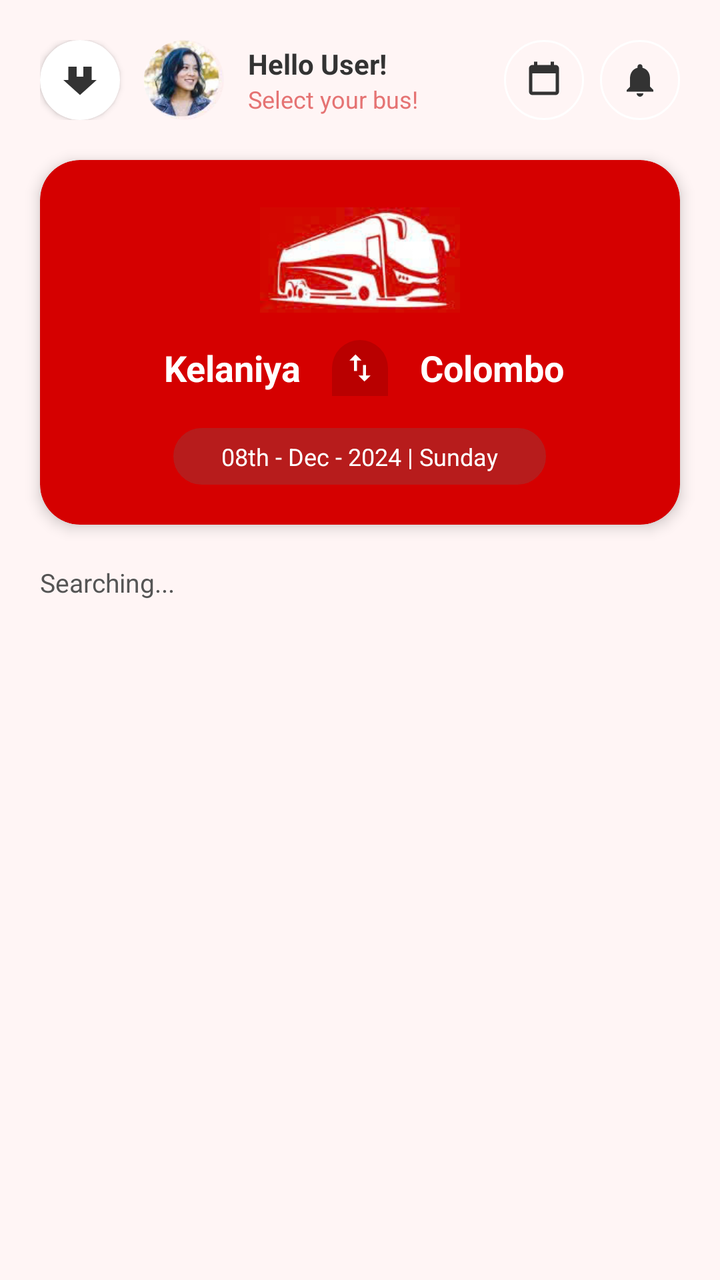
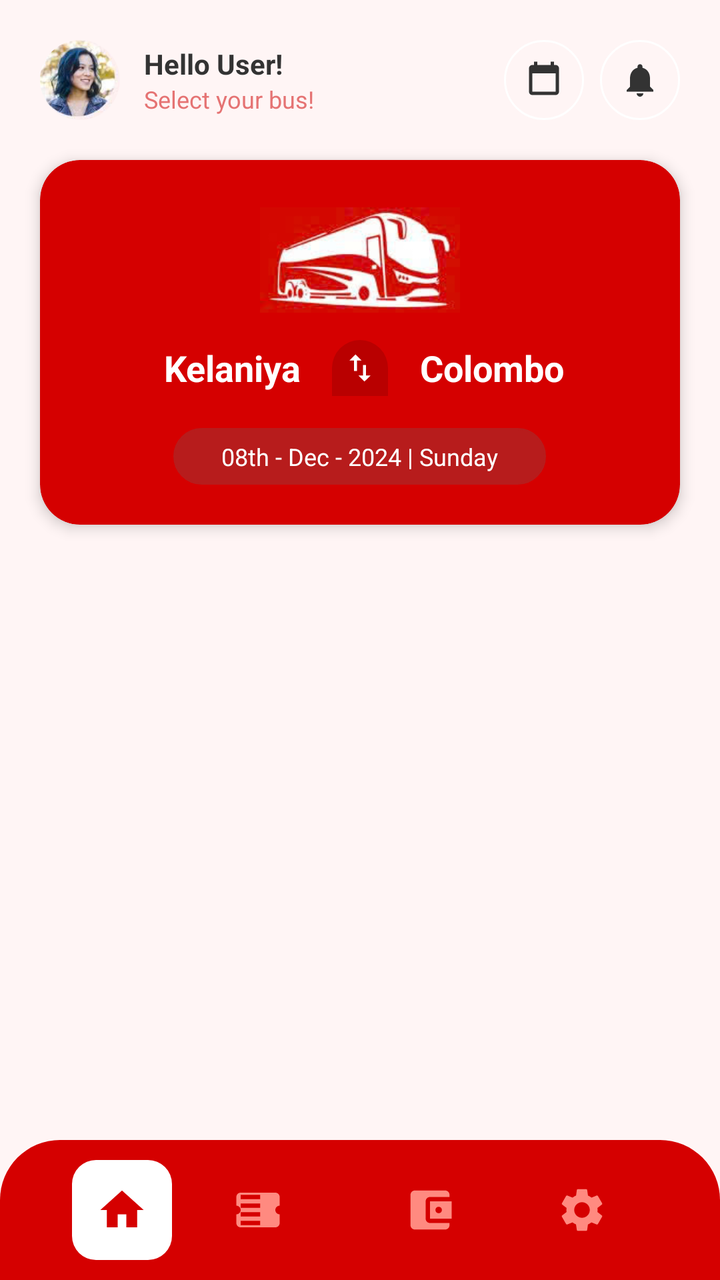

Screens rendered from an Android XML layout before and after an edit, with the pre-edit source and the edit as a unified diff.
<!-- AndroidManifest.xml: application theme Theme.Project_Bus -->
<!-- res/layout/activity_booking.xml -->
<?xml version="1.0" encoding="utf-8"?>
<LinearLayout xmlns:android="http://schemas.android.com/apk/res/android"
    xmlns:app="http://schemas.android.com/apk/res-auto"
    xmlns:tools="http://schemas.android.com/tools"
    android:layout_width="match_parent"
    android:layout_height="match_parent"
    android:background="#FFF5F5"
    android:orientation="vertical">

    <LinearLayout
        android:layout_width="match_parent"
        android:layout_height="wrap_content"
        android:gravity="center_vertical"
        android:orientation="horizontal"
        android:padding="20dp">

        <androidx.cardview.widget.CardView
            android:id="@+id/btnBack"
            android:layout_width="40dp"
            android:layout_height="40dp"
            android:layout_marginEnd="12dp"
            app:cardCornerRadius="20dp"
            app:cardElevation="2dp">
            <ImageView
                android:layout_width="20dp"
                android:layout_height="20dp"
                android:layout_gravity="center"
                android:src="@drawable/ic_home"
                android:rotation="180"
                app:tint="#333" />
        </androidx.cardview.widget.CardView>

        <androidx.cardview.widget.CardView
            android:layout_width="40dp"
            android:layout_height="40dp"
            app:cardCornerRadius="20dp"
            app:cardElevation="0dp">

            <ImageView
                android:layout_width="match_parent"
                android:layout_height="match_parent"
                android:scaleType="centerCrop"
                android:src="@drawable/user_avatar" />
        </androidx.cardview.widget.CardView>

        <LinearLayout
            android:layout_width="0dp"
            android:layout_height="wrap_content"
            android:layout_marginStart="12dp"
            android:layout_weight="1"
            android:orientation="vertical">

            <TextView
                android:id="@+id/tvHeaderName"
                android:layout_width="wrap_content"
                android:layout_height="wrap_content"
                android:text="Hello User!"
                android:textColor="#333"
                android:textSize="14sp"
                android:textStyle="bold" />

            <TextView
                android:layout_width="wrap_content"
                android:layout_height="wrap_content"
                android:text="Select your bus!"
                android:textColor="#E57373"
                android:textSize="12sp" />
        </LinearLayout>

        <FrameLayout
            android:layout_width="40dp"
            android:layout_height="40dp"
            android:layout_marginEnd="8dp"
            android:background="@drawable/bg_date_button">
            <ImageView
                android:layout_width="20dp"
                android:layout_height="20dp"
                android:layout_gravity="center"
                android:src="@drawable/ic_calendar"
                app:tint="#333"/>
        </FrameLayout>

        <FrameLayout
            android:layout_width="40dp"
            android:layout_height="40dp"
            android:background="@drawable/bg_date_button">
            <ImageView
                android:layout_width="20dp"
                android:layout_height="20dp"
                android:layout_gravity="center"
                android:src="@drawable/ic_notification"
                app:tint="#333" />
        </FrameLayout>
    </LinearLayout>

    <androidx.cardview.widget.CardView
        android:layout_width="match_parent"
        android:layout_height="wrap_content"
        android:layout_marginHorizontal="20dp"
        android:layout_marginBottom="20dp"
        app:cardBackgroundColor="#D50000"
        app:cardCornerRadius="20dp"
        app:cardElevation="4dp">

        <LinearLayout
            android:layout_width="match_parent"
            android:layout_height="wrap_content"
            android:gravity="center_horizontal"
            android:orientation="vertical"
            android:padding="20dp">

            <ImageView
                android:layout_width="100dp"
                android:layout_height="60dp"
                android:src="@drawable/bus_booking" />

            <LinearLayout
                android:layout_width="match_parent"
                android:layout_height="wrap_content"
                android:layout_marginTop="10dp"
                android:gravity="center"
                android:orientation="horizontal">

                <TextView
                    android:id="@+id/tvSummaryFrom"
                    android:layout_width="0dp"
                    android:layout_height="wrap_content"
                    android:layout_weight="1"
                    android:gravity="end"
                    android:text="Kelaniya"
                    android:textColor="#FFF"
                    android:textSize="18sp"
                    android:textStyle="bold" />

                <ImageView
                    android:layout_width="28dp"
                    android:layout_height="28dp"
                    android:layout_marginHorizontal="16dp"
                    android:background="@drawable/bg_bottom_nav"
                    android:backgroundTint="#22000000"
                    android:padding="5dp"
                    android:src="@drawable/ic_swap"
                    app:tint="#FFF" />

                <TextView
                    android:id="@+id/tvSummaryTo"
                    android:layout_width="0dp"
                    android:layout_height="wrap_content"
                    android:layout_weight="1"
                    android:gravity="start"
                    android:text="Colombo"
                    android:textColor="#FFF"
                    android:textSize="18sp"
                    android:textStyle="bold" />
            </LinearLayout>

            <TextView
                android:id="@+id/tvSummaryDate"
                android:layout_width="wrap_content"
                android:layout_height="wrap_content"
                android:layout_marginTop="16dp"
                android:background="@drawable/bg_input_field"
                android:backgroundTint="#B71C1C"
                android:paddingHorizontal="24dp"
                android:paddingVertical="6dp"
                android:text="08th - Dec - 2024 | Sunday"
                android:textColor="#FFF"
                android:textSize="12sp" />
        </LinearLayout>
    </androidx.cardview.widget.CardView>

    <TextView
        android:id="@+id/tvResultCount"
        android:layout_width="match_parent"
        android:layout_height="wrap_content"
        android:paddingHorizontal="20dp"
        android:paddingBottom="8dp"
        android:text="Searching..."
        android:textColor="#555"
        android:textSize="13sp" />

    <androidx.recyclerview.widget.RecyclerView
        android:id="@+id/rvTrips"
        android:layout_width="match_parent"
        android:layout_height="0dp"
        android:layout_weight="1"
        android:clipToPadding="false"
        android:paddingBottom="20dp" />

</LinearLayout>
<!-- resources referenced by this layout -->
<resources>
  <!-- unchanged entries left out for length: 13 -->
</resources>

<!-- the commit's change to res/layout/activity_booking.xml (unified diff, before → after) -->
@@ -15,22 +15,6 @@
         android:padding="20dp">
 
         <androidx.cardview.widget.CardView
-            android:id="@+id/btnBack"
-            android:layout_width="40dp"
-            android:layout_height="40dp"
-            android:layout_marginEnd="12dp"
-            app:cardCornerRadius="20dp"
-            app:cardElevation="2dp">
-            <ImageView
-                android:layout_width="20dp"
-                android:layout_height="20dp"
-                android:layout_gravity="center"
-                android:src="@drawable/ic_home"
-                android:rotation="180"
-                app:tint="#333" />
-        </androidx.cardview.widget.CardView>
-
-        <androidx.cardview.widget.CardView
             android:layout_width="40dp"
             android:layout_height="40dp"
             app:cardCornerRadius="20dp"
@@ -68,22 +52,26 @@
         </LinearLayout>
 
         <FrameLayout
+            android:id="@+id/btnCalendar"
             android:layout_width="40dp"
             android:layout_height="40dp"
             android:layout_marginEnd="8dp"
             android:background="@drawable/bg_date_button">
+
             <ImageView
                 android:layout_width="20dp"
                 android:layout_height="20dp"
                 android:layout_gravity="center"
                 android:src="@drawable/ic_calendar"
-                app:tint="#333"/>
+                app:tint="#333" />
         </FrameLayout>
 
         <FrameLayout
+            android:id="@+id/btnNotification"
             android:layout_width="40dp"
             android:layout_height="40dp"
             android:background="@drawable/bg_date_button">
+
             <ImageView
                 android:layout_width="20dp"
                 android:layout_height="20dp"
@@ -122,7 +110,7 @@
                 android:orientation="horizontal">
 
                 <TextView
-                    android:id="@+id/tvSummaryFrom"
+                    android:id="@+id/tvCardFrom"
                     android:layout_width="0dp"
                     android:layout_height="wrap_content"
                     android:layout_weight="1"
@@ -133,6 +121,7 @@
                     android:textStyle="bold" />
 
                 <ImageView
+                    android:id="@+id/btnSwap"
                     android:layout_width="28dp"
                     android:layout_height="28dp"
                     android:layout_marginHorizontal="16dp"
@@ -143,7 +132,7 @@
                     app:tint="#FFF" />
 
                 <TextView
-                    android:id="@+id/tvSummaryTo"
+                    android:id="@+id/tvCardTo"
                     android:layout_width="0dp"
                     android:layout_height="wrap_content"
                     android:layout_weight="1"
@@ -155,7 +144,7 @@
             </LinearLayout>
 
             <TextView
-                android:id="@+id/tvSummaryDate"
+                android:id="@+id/tvCardDate"
                 android:layout_width="wrap_content"
                 android:layout_height="wrap_content"
                 android:layout_marginTop="16dp"
@@ -169,22 +158,220 @@
         </LinearLayout>
     </androidx.cardview.widget.CardView>
 
-    <TextView
-        android:id="@+id/tvResultCount"
-        android:layout_width="match_parent"
-        android:layout_height="wrap_content"
-        android:paddingHorizontal="20dp"
-        android:paddingBottom="8dp"
-        android:text="Searching..."
-        android:textColor="#555"
-        android:textSize="13sp" />
-
     <androidx.recyclerview.widget.RecyclerView
         android:id="@+id/rvTrips"
         android:layout_width="match_parent"
         android:layout_height="0dp"
         android:layout_weight="1"
         android:clipToPadding="false"
-        android:paddingBottom="20dp" />
+        android:paddingStart="-10dp"
+        android:paddingEnd="-10dp"
+        android:paddingTop="0dp"
+        android:paddingBottom="10dp"
+        tools:listitem="@layout/item_trip" />
+
+    <LinearLayout
+        android:id="@+id/bottomNav"
+        android:layout_width="match_parent"
+        android:layout_height="70dp"
+        android:layout_alignParentBottom="true"
+        android:background="@drawable/bg_bottom_nav"
+        android:gravity="center"
+        android:orientation="horizontal">
+
+        <FrameLayout
+            android:layout_width="50dp"
+            android:layout_height="50dp"
+            android:background="@drawable/bg_input_white">
+
+            <ImageView
+                android:layout_width="26dp"
+                android:layout_height="26dp"
+                android:layout_gravity="center"
+                android:src="@drawable/ic_home"
+                app:tint="#D50000" />
+        </FrameLayout>
+
+        <ImageView
+            android:id="@+id/navTicket"
+            android:layout_width="26dp"
+            android:layout_height="26dp"
+            android:layout_marginHorizontal="30dp"
+            android:src="@drawable/ic_ticket"
+            app:tint="#FF8A80" />
+
+        <ImageView
+            android:id="@+id/navWallet"
+            android:layout_width="26dp"
+            android:layout_height="26dp"
+            android:layout_marginHorizontal="30dp"
+            android:src="@drawable/ic_wallet"
+            app:tint="#FF8A80" />
+
+        <ImageView
+            android:id="@+id/navSettings"
+            android:layout_width="26dp"
+            android:layout_height="26dp"
+            android:layout_marginHorizontal="20dp"
+            android:src="@drawable/ic_settings"
+            app:tint="#FF8A80" />
+    </LinearLayout>
 
 </LinearLayout>
+<!-- res/layout/item_trip.xml (included above) -->
+<?xml version="1.0" encoding="utf-8"?>
+<androidx.cardview.widget.CardView xmlns:android="http://schemas.android.com/apk/res/android"
+    xmlns:app="http://schemas.android.com/apk/res-auto"
+    android:layout_width="match_parent"
+    android:layout_height="wrap_content"
+    android:layout_marginHorizontal="12dp"
+    android:layout_marginBottom="12dp"
+    android:clickable="true"
+    android:focusable="true"
+    android:foreground="?android:attr/selectableItemBackground"
+    app:cardBackgroundColor="#FFFFFF"
+    app:cardCornerRadius="20dp"
+    app:cardElevation="2dp"
+    app:cardUseCompatPadding="true">
+
+    <androidx.constraintlayout.widget.ConstraintLayout
+        android:layout_width="match_parent"
+        android:layout_height="wrap_content"
+        android:paddingStart="14dp"
+        android:paddingTop="10dp"
+        android:paddingEnd="14dp"
+        android:paddingBottom="10dp">
+
+        
+        <TextView
+            android:id="@+id/tvOperatorName"
+            android:layout_width="0dp"
+            android:layout_height="wrap_content"
+            android:ellipsize="end"
+            android:maxLines="1"
+            android:text="Perera Travels"
+            android:textColor="#7A7A7A"
+            android:textSize="18sp"
+            app:layout_constraintEnd_toStartOf="@+id/rightColumn"
+            app:layout_constraintStart_toStartOf="parent"
+            app:layout_constraintTop_toTopOf="parent" />
+
+        
+        <TextView
+            android:id="@+id/tvBusType"
+            android:layout_width="0dp"
+            android:layout_height="wrap_content"
+            android:layout_marginTop="1dp"
+            android:ellipsize="end"
+            android:maxLines="1"
+            android:text="A/C Sleeper (2+2)"
+            android:textColor="#A0A0A0"
+            android:textSize="13sp"
+            app:layout_constraintEnd_toEndOf="@id/tvOperatorName"
+            app:layout_constraintStart_toStartOf="@id/tvOperatorName"
+            app:layout_constraintTop_toBottomOf="@id/tvOperatorName" />
+
+        
+        <TextView
+            android:id="@+id/tvStartTime"
+            android:layout_width="0dp"
+            android:layout_height="wrap_content"
+            android:layout_marginTop="6dp"
+            android:text="9:00 AM  —  9:45 AM"
+            android:textColor="#6A6A6A"
+            android:textSize="14sp"
+            app:layout_constraintEnd_toEndOf="@id/tvOperatorName"
+            app:layout_constraintStart_toStartOf="@id/tvOperatorName"
+            app:layout_constraintTop_toBottomOf="@id/tvBusType" />
+
+        
+        <TextView
+            android:id="@+id/tvEndTime"
+            android:layout_width="0dp"
+            android:layout_height="0dp"
+            android:visibility="gone" />
+
+        
+        <TextView
+            android:id="@+id/tvSeatsAvailable"
+            android:layout_width="wrap_content"
+            android:layout_height="wrap_content"
+            android:layout_marginTop="8dp"
+            android:text="15 Seats left"
+            android:textColor="#4CAF50"
+            android:textSize="14sp"
+            app:layout_constraintStart_toStartOf="@id/tvOperatorName"
+            app:layout_constraintTop_toBottomOf="@id/tvStartTime"
+            app:layout_constraintBottom_toBottomOf="parent" />
+
+        
+        <LinearLayout
+            android:id="@+id/rightColumn"
+            android:layout_width="wrap_content"
+            android:layout_height="wrap_content"
+            android:gravity="end"
+            android:orientation="vertical"
+            app:layout_constraintEnd_toEndOf="parent"
+            app:layout_constraintTop_toTopOf="parent">
+
+            <TextView
+                android:id="@+id/tvTripPrice"
+                android:layout_width="wrap_content"
+                android:layout_height="wrap_content"
+                android:text="LKR 200"
+                android:textColor="#FF9800"
+                android:textSize="22sp"
+                android:textStyle="bold" />
+
+            <TextView
+                android:id="@+id/tvDuration"
+                android:layout_width="wrap_content"
+                android:layout_height="wrap_content"
+                android:layout_marginTop="3dp"
+                android:text="45 Min"
+                android:textColor="#222222"
+                android:textSize="16sp"
+                android:textStyle="bold" />
+        </LinearLayout>
+
+        
+        <LinearLayout
+            android:id="@+id/actionsRow"
+            android:layout_width="wrap_content"
+            android:layout_height="wrap_content"
+            android:layout_marginTop="6dp"
+            android:gravity="center_vertical"
+            android:orientation="horizontal"
+            app:layout_constraintBottom_toBottomOf="parent"
+            app:layout_constraintEnd_toEndOf="parent">
+
+            <ImageView
+                android:layout_width="18dp"
+                android:layout_height="18dp"
+                android:layout_marginEnd="12dp"
+                android:src="@drawable/ic_trip_target"
+                app:tint="#A9A9A9" />
+
+            <ImageView
+                android:layout_width="18dp"
+                android:layout_height="18dp"
+                android:layout_marginEnd="12dp"
+                android:src="@drawable/ic_trip_ticket"
+                app:tint="#A9A9A9" />
+
+            <ImageView
+                android:layout_width="18dp"
+                android:layout_height="18dp"
+                android:layout_marginEnd="12dp"
+                android:src="@drawable/ic_trip_signal"
+                app:tint="#A9A9A9" />
+
+            <ImageView
+                android:layout_width="18dp"
+                android:layout_height="18dp"
+                android:src="@drawable/ic_trip_reply"
+                app:tint="#A9A9A9" />
+        </LinearLayout>
+
+    </androidx.constraintlayout.widget.ConstraintLayout>
+</androidx.cardview.widget.CardView>
<!-- resource entries referenced after the edit -->
@@ -1,5 +1,96 @@
 <!-- resources referenced by this layout -->
 <resources>
+  <!-- drawable bg_input_white (drawable) -->
+  <?xml version="1.0" encoding="utf-8"?>
+  <shape xmlns:android="http://schemas.android.com/apk/res/android">
+      <solid android:color="#FFFFFF" />
+      <corners android:radius="12dp" />
+  </shape>
+  <!-- drawable ic_settings (drawable) -->
+  <vector xmlns:android="http://schemas.android.com/apk/res/android"
+      android:width="24dp"
+      android:height="24dp"
+      android:viewportWidth="24"
+      android:viewportHeight="24">
+      <path
+          android:fillColor="#FF000000"
+          android:pathData="M19.14,12.94c0.04,-0.3 0.06,-0.61 0.06,-0.94c0,-0.32 -0.02,-0.64 -0.07,-0.94l2.03,-1.58c0.18,-0.14 0.23,-0.41 0.12,-0.61l-1.92,-3.32c-0.12,-0.22 -0.37,-0.29 -0.59,-0.22l-2.39,0.96c-0.5,-0.38 -1.03,-0.7 -1.62,-0.94L14.4,2.81c-0.04,-0.24 -0.24,-0.41 -0.48,-0.41h-3.84c-0.24,0 -0.43,0.17 -0.47,0.41L9.25,5.35C8.66,5.59 8.12,5.92 7.63,6.29L5.24,5.33c-0.22,-0.08 -0.47,0 -0.59,0.22L2.74,8.87C2.62,9.08 2.66,9.34 2.86,9.48l2.03,1.58C4.84,11.36 4.8,11.69 4.8,12s0.02,0.64 0.07,0.94l-2.03,1.58c-0.18,0.14 -0.23,0.41 -0.12,0.61l1.92,3.32c0.12,0.22 0.37,0.29 0.59,0.22l2.39,-0.96c0.5,0.38 1.03,0.7 1.62,0.94l0.36,2.54c0.05,0.24 0.24,0.41 0.48,0.41h3.84c0.24,0 0.44,-0.17 0.47,-0.41l0.36,-2.54c0.59,-0.24 1.13,-0.56 1.62,-0.94l2.39,0.96c0.22,0.08 0.47,0 0.59,-0.22l1.92,-3.32c0.12,-0.22 0.07,-0.47 -0.12,-0.61L19.14,12.94zM12,15.6c-1.98,0 -3.6,-1.62 -3.6,-3.6s1.62,-3.6 3.6,-3.6s3.6,1.62 3.6,3.6S13.98,15.6 12,15.6z"/>
+  </vector>
+  <!-- drawable ic_ticket (drawable) -->
+  <vector xmlns:android="http://schemas.android.com/apk/res/android"
+      android:width="24dp"
+      android:height="24dp"
+      android:viewportWidth="24"
+      android:viewportHeight="24">
+      <path
+          android:fillColor="#FF000000"
+          android:pathData="M22,10V6c0,-1.11 -0.9,-2 -2,-2H4c-1.1,0 -1.99,0.89 -1.99,2v4c1.1,0 1.99,0.9 1.99,2s-0.89,2 -2,2v4c0,1.1 0.9,2 2,2h16c1.1,0 2,-0.9 2,-2v-4c-1.1,0 -2,-0.9 -2,-2s0.9,-2 2,-2zM13,19H4v-2h9v2zM13,15H4v-2h9v2zM13,11H4V9h9v2zM13,7H4V5h9v2z"/>
+  </vector>
+  <!-- drawable ic_trip_reply (drawable) -->
+  <vector xmlns:android="http://schemas.android.com/apk/res/android"
+      android:width="24dp"
+      android:height="24dp"
+      android:viewportWidth="24"
+      android:viewportHeight="24">
+      <path
+          android:fillColor="#000000"
+          android:pathData="M10,9V5L3,12l7,7v-4h4c3.31,0 6,2.69 6,6v1h2v-1c0,-4.42 -3.58,-8 -8,-8h-4z"/>
+  </vector>
+  <!-- drawable ic_trip_signal (drawable) -->
+  <vector xmlns:android="http://schemas.android.com/apk/res/android"
+      android:width="24dp"
+      android:height="24dp"
+      android:viewportWidth="24"
+      android:viewportHeight="24">
+      <path
+          android:fillColor="#000000"
+          android:pathData="M12,18a2,2 0,1 0,2 2a2,2 0,0 0,-2 -2z"/>
+      <path
+          android:fillColor="#000000"
+          android:pathData="M7.76,14.83l1.41,1.41a4,4 0,0 1,5.66 0l1.41,-1.41a6,6 0,0 0,-8.48 0z"/>
+      <path
+          android:fillColor="#000000"
+          android:pathData="M4.93,12l1.41,1.41a8,8 0,0 1,11.32 0L19.07,12a10,10 0,0 0,-14.14 0z"/>
+  </vector>
+  <!-- drawable ic_trip_target (drawable) -->
+  <vector xmlns:android="http://schemas.android.com/apk/res/android"
+      android:width="24dp"
+      android:height="24dp"
+      android:viewportWidth="24"
+      android:viewportHeight="24">
+      <path
+          android:fillColor="#000000"
+          android:pathData="M12,2a10,10 0,1 0,10 10A10.011,10.011 0,0 0,12 2zM12,4a8,8 0,1 1,-8 8a8.009,8.009 0,0 1,8 -8z"/>
+      <path
+          android:fillColor="#000000"
+          android:pathData="M12,7a5,5 0,1 0,5 5a5.006,5.006 0,0 0,-5 -5zM12,9a3,3 0,1 1,-3 3a3.003,3.003 0,0 1,3 -3z"/>
+      <path
+          android:fillColor="#000000"
+          android:pathData="M11,1h2v4h-2zM11,19h2v4h-2zM1,11h4v2H1zM19,11h4v2h-4z"/>
+  </vector>
+  <!-- drawable ic_trip_ticket (drawable) -->
+  <vector xmlns:android="http://schemas.android.com/apk/res/android"
+      android:width="24dp"
+      android:height="24dp"
+      android:viewportWidth="24"
+      android:viewportHeight="24">
+      <path
+          android:fillColor="#000000"
+          android:pathData="M4,6a2,2 0,0 1,2 -2h12a2,2 0,0 1,2 2v3a2,2 0,0 0,0 4v3a2,2 0,0 1,-2 2H6a2,2 0,0 1,-2 -2v-3a2,2 0,0 0,0 -4V6zM6,6v12h12V6H6z"/>
+      <path
+          android:fillColor="#000000"
+          android:pathData="M10.5,8h1v8h-1zM12.5,8h1v8h-1z"/>
+  </vector>
+  <!-- drawable ic_wallet (drawable) -->
+  <vector xmlns:android="http://schemas.android.com/apk/res/android"
+      android:width="24dp"
+      android:height="24dp"
+      android:viewportWidth="24"
+      android:viewportHeight="24">
+      <path
+          android:fillColor="#FF000000"
+          android:pathData="M21,18v1c0,1.1 -0.9,2 -2,2H5c-1.11,0 -2,-0.9 -2,-2V5c0,-1.1 0.89,-2 2,-2h14c1.1,0 2,0.9 2,2v1h-9c-1.11,0 -2,0.9 -2,2v8c0,1.1 0.89,2 2,2h9zM12,16h10V8H12v8zM16,13.5c-0.83,0 -1.5,-0.67 -1.5,-1.5s0.67,-1.5 1.5,-1.5 1.5,0.67 1.5,1.5 -0.67,1.5 -1.5,1.5z"/>
+  </vector>
   <!-- unchanged entries left out for length: 13 -->
 </resources>
 
